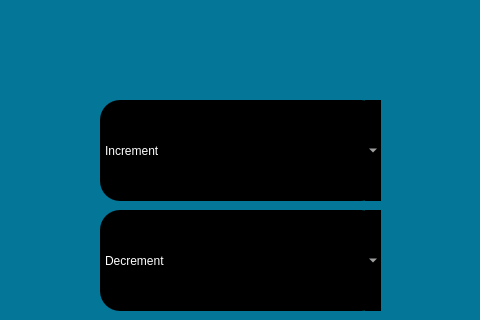
Old version of the form footpedal.ui in the repository RISWANAAAA/venturiphaco; both pictures show x 330 to 810 and y 0 to 320 of the 1280 by 720 pixel window.
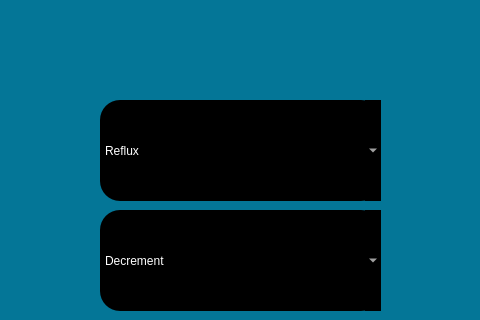
New version of the form. Icons and pictures are not drawn.

Patch:
```diff
--- a/footpedal.ui
+++ b/footpedal.ui
@@ -81,6 +81,11 @@
 border-radius:20px;
 </string>
    </property>
+   <item>
+    <property name="text">
+     <string>Reflux</string>
+    </property>
+   </item>
    <item>
     <property name="text">
      <string>Increment</string>
```
Left out of the diff: 5 changed lines with no effect on the pictures.
